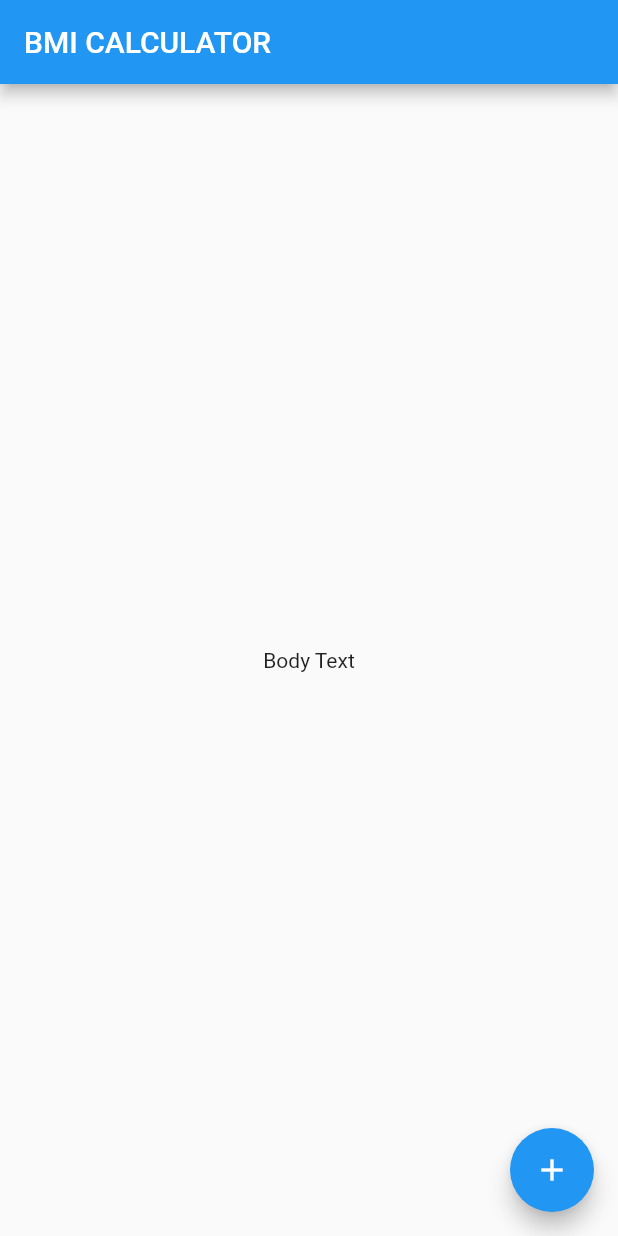
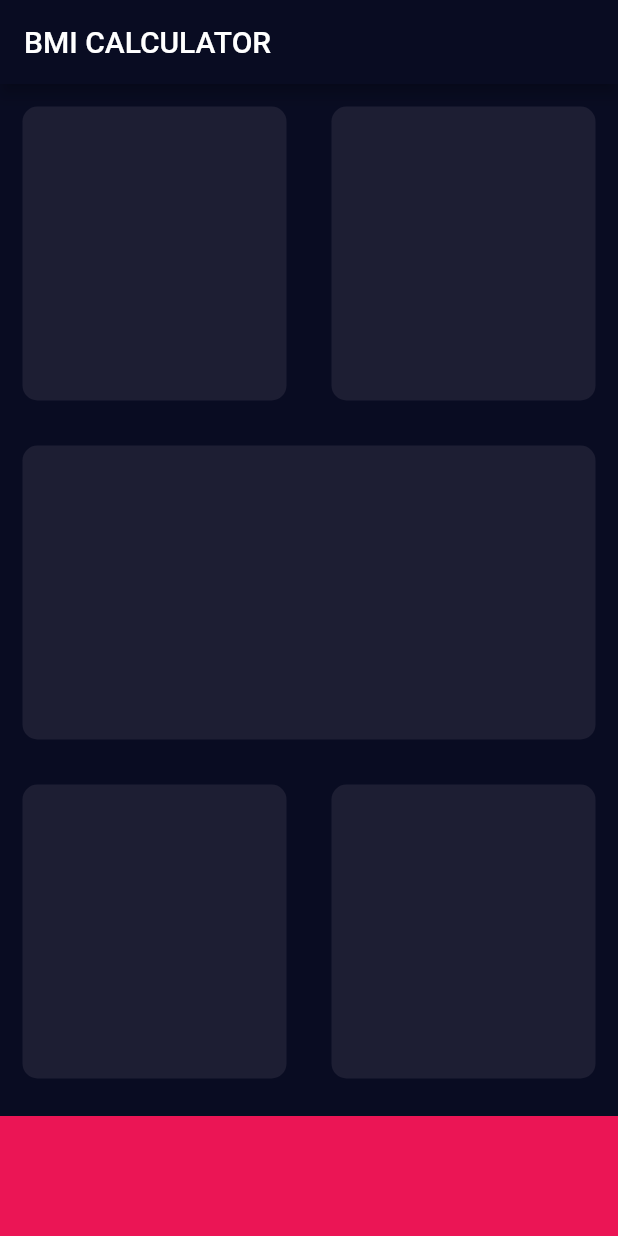
Before and after one commit to sabanansari/BMI-Calculator, a Flutter app: the screen it shows after launch, on a phone screen of 412 x 824 dp. Run offline on Flutter 3.47's test engine with Material 2 defaults, Android fonts, the phone set to English and light mode, and no system bars.

Commit message:
main page UI in progress

```diff
--- /dev/null
+++ b/lib/input_page.dart
@@ -0,0 +1,74 @@
+import 'package:flutter/material.dart';
+
+const bottomContainerHeight = 80.0;
+const Color activeCardColour = Color(0xFF1D1E33);
+const Color bottomContainerColour = Color(0xFFEB1555);
+
+class InputPage extends StatefulWidget {
+  @override
+  _InputPageState createState() => _InputPageState();
+}
+
+class _InputPageState extends State<InputPage> {
+  @override
+  Widget build(BuildContext context) {
+    return Scaffold(
+      appBar: AppBar(
+        title: Text('BMI CALCULATOR'),
+      ),
+      body: Column(
+        children: <Widget>[
+          Expanded(
+              child: Row(
+            children: <Widget>[
+              Expanded(
+                  child: BlackCard(
+                colour: activeCardColour,
+              )),
+              Expanded(
+                  child: BlackCard(
+                colour: activeCardColour,
+              )),
+            ],
+          )),
+          Expanded(child: BlackCard(colour: activeCardColour)),
+          Expanded(
+              child: Row(
+            children: <Widget>[
+              Expanded(
+                  child: BlackCard(
+                colour: activeCardColour,
+              )),
+              Expanded(
+                  child: BlackCard(
+                colour: activeCardColour,
+              )),
+            ],
+          )),
+          Container(
+            color: bottomContainerColour,
+            margin: EdgeInsets.only(top: 10.0),
+            width: double.infinity,
+            height: bottomContainerHeight,
+          )
+        ],
+      ),
+    );
+  }
+}
+
+class BlackCard extends StatelessWidget {
+  final Color colour;
+
+  BlackCard({@required this.colour});
+  @override
+  Widget build(BuildContext context) {
+    return Container(
+      margin: EdgeInsets.all(15.0),
+      decoration: BoxDecoration(
+        color: colour,
+        borderRadius: BorderRadius.circular(10.0),
+      ),
+    );
+  }
+}
--- a/lib/main.dart
+++ b/lib/main.dart
@@ -1,6 +1,7 @@
 import 'dart:ui';
 
 import 'package:flutter/material.dart';
+import 'input_page.dart';
 
 void main() {
   runApp(BMICalculator());
@@ -10,30 +11,13 @@ class BMICalculator extends StatelessWidget {
   @override
   Widget build(BuildContext context) {
     return MaterialApp(
+      theme: ThemeData.dark().copyWith(
+          primaryColor: Color(0xFF090C22),
+          scaffoldBackgroundColor: Color(0xFF090C22),
+          textTheme: TextTheme(
+            body1: TextStyle(color: Colors.white),
+          )),
       home: InputPage(),
     );
   }
 }
-
-class InputPage extends StatefulWidget {
-  @override
-  _InputPageState createState() => _InputPageState();
-}
-
-class _InputPageState extends State<InputPage> {
-  @override
-  Widget build(BuildContext context) {
-    return Scaffold(
-      appBar: AppBar(
-        title: Text('BMI CALCULATOR'),
-      ),
-      body: Center(
-        child: Text('Body Text'),
-      ),
-      floatingActionButton: FloatingActionButton(
-        onPressed: null,
-        child: Icon(Icons.add),
-      ),
-    );
-  }
-}
```
